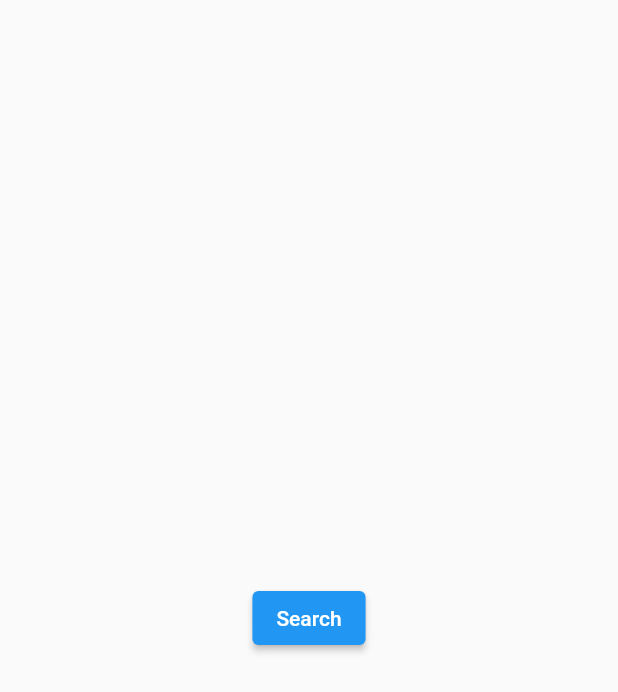
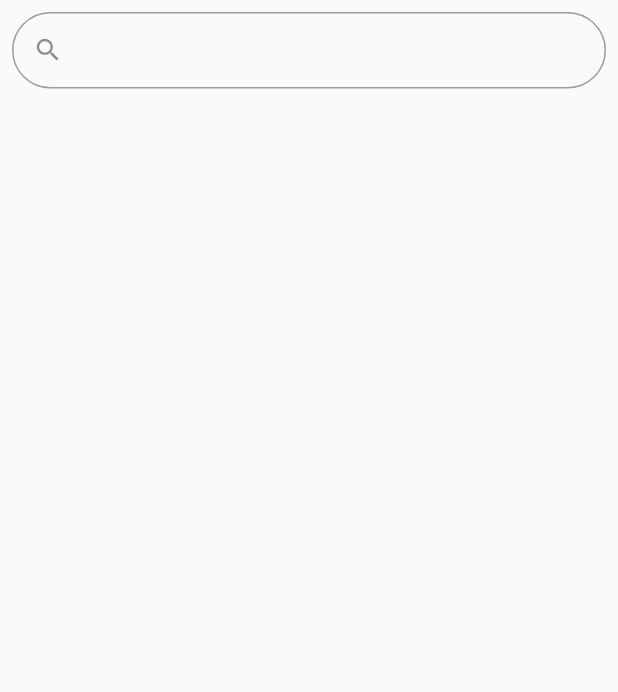
Before and after one commit to mahdi-ko/Flutter-Search, a Flutter app: the screen it shows after launch, on a phone screen of 412 x 824 dp. Shown: the top 692 px of the screen. Run offline on Flutter 3.47's test engine with Material 2 defaults, Android fonts, the phone set to English and light mode, and no system bars.

Commit message:
search finished

```diff
--- a/lib/main.dart
+++ b/lib/main.dart
@@ -9,7 +9,8 @@ class MyApp extends StatelessWidget {
   @override
   Widget build(BuildContext context) {
     return MaterialApp(
-      title: 'Flutter Demo',
+      debugShowCheckedModeBanner: false,
+      title: 'Flutter Search without dependencies',
       theme: ThemeData(
         primarySwatch: Colors.blue,
       ),
--- a/lib/widgets/search_screen.dart
+++ b/lib/widgets/search_screen.dart
@@ -2,22 +2,86 @@ import 'package:flutter/material.dart';
 
 import 'custom_search_delegate.dart';
 
-class SearchScreen extends StatelessWidget {
+class SearchScreen extends StatefulWidget {
+  @override
+  _SearchScreenState createState() => _SearchScreenState();
+}
+
+class _SearchScreenState extends State<SearchScreen> {
+  final persons = [
+    {"image": "airplane.png", "name": "Sami kali", "nickname": "The person"},
+    {"image": "arctichare.png", "name": "Ali mazen", "nickname": "The owl"},
+    {"image": "baboon.png", "name": "Sara lawski", "nickname": "Random guy"},
+    {"image": "boat.png", "name": "Mira lawyer", "nickname": "Bugs killer"},
+    {"image": "peppers.png", "name": "Moji zakara", "nickname": "Emerald"},
+    {"image": "arctichare.png", "name": "Mohammad", "nickname": "Ruby"},
+    {"image": "frymire.png", "name": "Adham", "nickname": "Diamond"},
+  ];
+
+  final List<Map<String, String>> personsToAddToList = [];
+  final String imageSrc = "https://homepages.cae.wisc.edu/~ece533/images/";
+
   @override
   Widget build(BuildContext context) {
+    final TextEditingController textFieldController = TextEditingController();
     return Scaffold(
-      body: Center(
-        child: ElevatedButton(
-          child: Text("Search"),
-          onPressed: () {
-            showSearch(
-                context: context,
-                delegate: CustomSearchDelegate(persons: [
-                  {"koko": Colors.red, "kokao": Colors.red}
-                ]));
-          },
+      body: SafeArea(
+        child: Column(
+          children: [
+            Padding(
+              padding: const EdgeInsets.all(8.0),
+              child: TextField(
+                controller: textFieldController,
+                onSubmitted: (value) {
+                  showMySearch(context, textFieldController.text);
+                },
+                decoration: InputDecoration(
+                  isDense: true,
+                  border: new OutlineInputBorder(
+                    borderRadius: const BorderRadius.all(
+                      const Radius.circular(50.0),
+                    ),
+                  ),
+                  prefixIcon: GestureDetector(
+                    onTap: () async {
+                      await showMySearch(context, textFieldController.text);
+
+                      setState(() {});
+                    },
+                    child: Icon(
+                      Icons.search,
+                      size: 20,
+                    ),
+                  ),
+                ),
+              ),
+            ),
+            Expanded(
+              child: ListView.builder(
+                itemCount: personsToAddToList.length,
+                itemBuilder: (context, index) {
+                  final person = personsToAddToList[index];
+                  return ListTile(
+                    leading: CircleAvatar(
+                      backgroundImage: NetworkImage(imageSrc + person["image"]!),
+                    ),
+                    title: Text(person["name"]!),
+                    subtitle: Text(person["nickname"]!),
+                  );
+                },
+              ),
+            )
+          ],
         ),
       ),
     );
   }
+
+  Future<void> showMySearch(BuildContext context, String query) async {
+    final Map<String, String> foundPerson = await showSearch(
+        context: context, delegate: CustomSearchDelegate(persons: persons), query: query);
+    setState(() {
+      personsToAddToList.add(foundPerson);
+    });
+  }
 }
```
Also changed, not shown: lib/widgets/custom_search_delegate.dart (+43 -6 lines).
